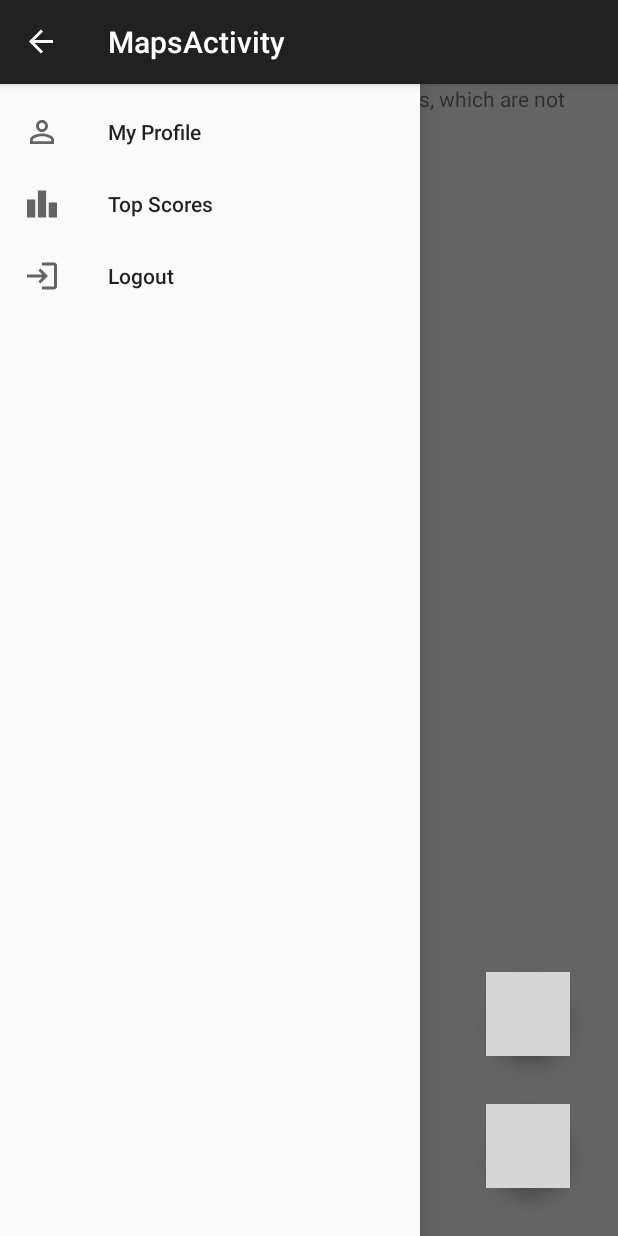
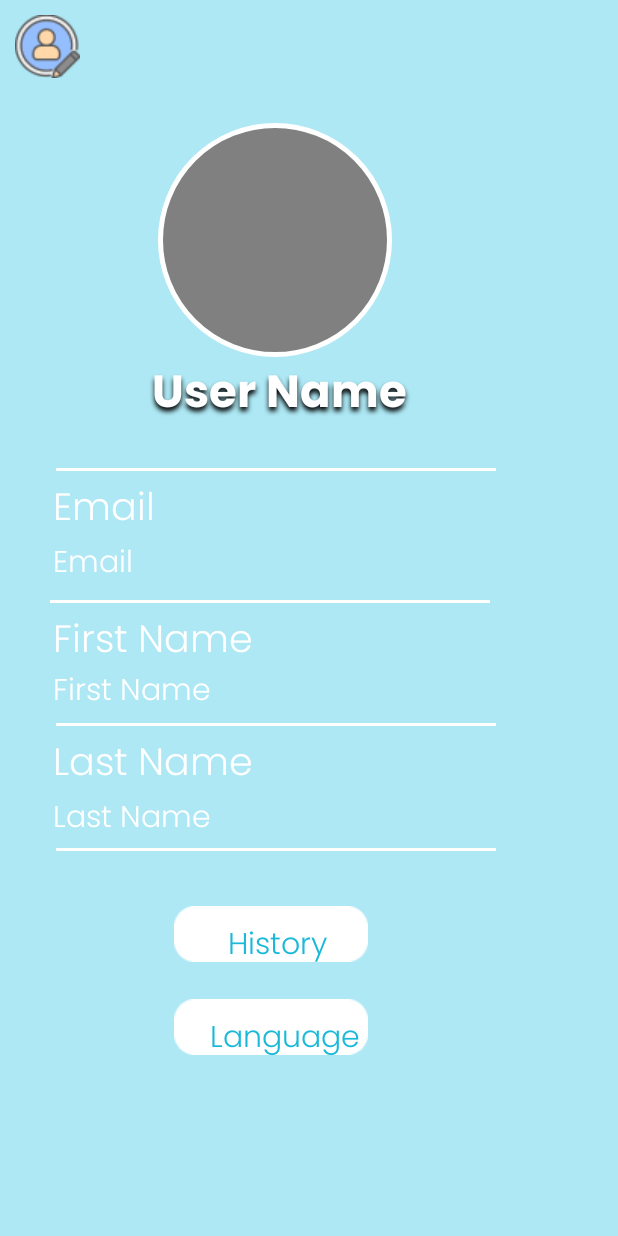
Before and after one commit to ShalevAsor/ChallengesGame, an Android app: the MapsActivity screen opened directly, with no data from a screen before it, after a tap on "My Profile", on a phone screen of 412 x 824 dp. Run offline under Robolectric (Android 15) with nearby library versions, the phone set to English and light mode, and no system bars; our stand-ins replace CircleImageView, Firebase (no records; nobody signed in at launch, a user with empty details on screens opened directly), Picasso; libraries missing offline, so code that uses them is left out: com.google.maps.android; Roboto replaces fonts that are not available here; 6 statements that could not run were skipped; 1 other tap on this screen came first; grey boxes are pictures that could not be loaded.

Commit message:
add user profile activity

```diff
--- a/app/build.gradle
+++ b/app/build.gradle
@@ -75,7 +75,8 @@ dependencies {
 
     implementation 'com.google.maps.android:maps-utils-ktx:3.1.0'
     implementation 'com.google.maps.android:android-maps-utils:2.2.6'
-
+    implementation 'com.squareup.picasso:picasso:2.71828'
+    implementation 'de.hdodenhof:circleimageview:1.2.1'
 
 
 
--- a/app/src/main/java/com/example/myapp/LoginActivity.kt
+++ b/app/src/main/java/com/example/myapp/LoginActivity.kt
@@ -54,7 +54,7 @@ class LoginActivity : AppCompatActivity() {
             if (email.isNotEmpty() && pass.isNotEmpty()) {
                 firebaseAuth.signInWithEmailAndPassword(email, pass).addOnCompleteListener {
                     if (it.isSuccessful) {
-                        val intent = Intent(this, MainActivity::class.java)
+                        val intent = Intent(this, MapsActivity::class.java)
                         startActivity(intent)
                     } else {
                         Toast.makeText(this, it.exception.toString(), Toast.LENGTH_LONG).show()
--- a/app/src/main/java/com/example/myapp/MapsActivity.kt
+++ b/app/src/main/java/com/example/myapp/MapsActivity.kt
@@ -109,7 +109,16 @@ class MapsActivity : AppCompatActivity(), OnMapReadyCallback,GoogleMap.OnMarkerC
         navigationView.setNavigationItemSelectedListener {
             when (it.itemId) {
                 R.id.nav_profile -> {
-                    Toast.makeText(mContext, "handle user profile here", Toast.LENGTH_SHORT).show()
+                    intent = Intent(this, UserProfileActivity::class.java)
+                    startActivity(intent)
+
+//                    setContentView(R.layout.fragment_user_profile)
+//                    val fragment:Fragment = UserProfile()
+//                    val fragmentManager = supportFragmentManager
+//                    val fragmentTransaction = fragmentManager.beginTransaction()
+//                    fragmentTransaction.replace(R.id.fragment_user_profile,fragment)
+//                    // fragmentTransaction.addToBackStack(null)
+//                    fragmentTransaction.commit()
                 }
                 R.id.nav_top_scores -> {
                     setContentView(R.layout.fragment_top_scores)
--- a/app/src/main/java/com/example/myapp/Model/Users.kt
+++ b/app/src/main/java/com/example/myapp/Model/Users.kt
@@ -5,6 +5,7 @@ data class Users(
     var firstName: String? = null,
     var lastName: String? = null,
     var userEmail: String? = null,
+    var imageUrl: String? = null,
     var pass: String? = null,
     var personal_score: Int?=0
 )
--- a/app/src/main/java/com/example/myapp/RegisterActivity.kt
+++ b/app/src/main/java/com/example/myapp/RegisterActivity.kt
@@ -46,7 +46,7 @@ class RegisterActivity : AppCompatActivity() {
             val userId = dbRef.push().key!! //the unique key
 
             //variable thats holds all the register values
-            val full_user= Users(fName,lName,email,pass,0)
+            val full_user= Users(fName,lName,email,"",pass,0)
             val user_billboard= Billboard(fName,0)
 
             if(email.isNotEmpty() && fName.isNotEmpty() && lName.isNotEmpty() && pass.isNotEmpty()){
--- /dev/null
+++ b/app/src/main/java/com/example/myapp/UserProfileActivity.kt
@@ -0,0 +1,78 @@
+package com.example.myapp
+
+import androidx.appcompat.app.AppCompatActivity
+import android.os.Bundle
+import android.util.Log
+import android.widget.ImageView
+import android.widget.TextView
+import com.example.myapp.Model.Users
+import com.example.myapp.databinding.ActivityUserProfileBinding
+import com.google.firebase.auth.FirebaseAuth
+import com.google.firebase.database.*
+import com.squareup.picasso.Picasso
+import de.hdodenhof.circleimageview.CircleImageView
+
+class UserProfileActivity : AppCompatActivity() {
+
+    private lateinit var binding:ActivityUserProfileBinding
+    private lateinit var auth: FirebaseAuth
+    private lateinit var databaseReference: DatabaseReference
+    private lateinit var user: Users
+    private lateinit var uid:String
+
+
+
+    override fun onCreate(savedInstanceState: Bundle?) {
+        super.onCreate(savedInstanceState)
+
+        setContentView(R.layout.activity_user_profile)
+        auth = FirebaseAuth.getInstance()
+        uid = auth.currentUser?.uid.toString()
+        var userFullName:TextView = findViewById(R.id.user_profile_full_name)
+        var userFirstName:TextView = findViewById(R.id.user_profile_first_name)
+        var userLastName:TextView = findViewById(R.id.user_profile_last_name)
+        var userEmail:TextView = findViewById(R.id.user_profile_email)
+        var userProfileImage: CircleImageView = findViewById(R.id.user_profile_image)
+        databaseReference = FirebaseDatabase.getInstance().getReference("Users")
+        Log.i("uid", "the value is :"+uid)
+        if(uid.isNotEmpty()){
+            databaseReference.child(uid).addValueEventListener(object:ValueEventListener {
+                override fun onDataChange(snapshot: DataSnapshot) {
+                    user = snapshot.getValue(Users::class.java)!!
+                    userFullName.text = user.firstName + " " + user.lastName
+                    userFirstName.text = user.firstName
+                    userLastName.text = user.lastName
+                    userEmail.text = user.userEmail
+                    Picasso.get()
+                        .load(user.imageUrl)
+                        .into(userProfileImage)
+                }
+
+                override fun onCancelled(error: DatabaseError) {
+                    Log.e("firebase", "Error getting data")
+                }
+
+            })
+        }
+    }
+
+//    private fun getUserData(){
+//        databaseReference.child(uid).addValueEventListener(object:ValueEventListener {
+//            override fun onDataChange(snapshot: DataSnapshot) {
+//                user = snapshot.getValue(Users::class.java)!!
+//                binding.userProfileFullName.text = user.firstName + " "+ user.lastName
+//                binding.userProfileEmail.text = user.userEmail
+//                binding.userProfileFirstName.text = user.firstName
+//                binding.userProfileLastName.text = user.lastName
+//                Picasso.get()
+//                    .load(user.imageUrl)
+//                    .into(binding.userProfileImage)
+//            }
+//
+//            override fun onCancelled(error: DatabaseError) {
+//                Log.e("firebase", "Error getting data")
+//            }
+//
+//        })
+//    }
+}
--- /dev/null
+++ b/app/src/main/res/drawable/user_profile_image_shape.xml
@@ -0,0 +1,7 @@
+<?xml version="1.0" encoding="utf-8"?>
+<!-- ellipse_1 from your XD file. -->
+<shape xmlns:android="http://schemas.android.com/apk/res/android"
+	android:shape="oval" >
+	<stroke android:color="#ffffff" android:width="3dp" />
+	<solid android:color="@color/Gray" />
+</shape>
--- /dev/null
+++ b/app/src/main/res/drawable/user_profile_line_1_shape.xml
@@ -0,0 +1,6 @@
+<?xml version="1.0" encoding="utf-8"?>
+<!-- line_1 from your XD file. -->
+<shape xmlns:android="http://schemas.android.com/apk/res/android"
+	android:shape="rectangle" >
+	<solid android:color="@color/white" />
+</shape>
--- /dev/null
+++ b/app/src/main/res/drawable/user_profile_line_2_shape.xml
@@ -0,0 +1,6 @@
+<?xml version="1.0" encoding="utf-8"?>
+<!-- line_2 from your XD file. -->
+<shape xmlns:android="http://schemas.android.com/apk/res/android"
+	android:shape="rectangle" >
+	<solid android:color="@color/white" />
+</shape>
--- /dev/null
+++ b/app/src/main/res/drawable/user_profile_line_3_shape.xml
@@ -0,0 +1,6 @@
+<?xml version="1.0" encoding="utf-8"?>
+<!-- line_3 from your XD file. -->
+<shape xmlns:android="http://schemas.android.com/apk/res/android"
+	android:shape="rectangle" >
+	<solid android:color="@color/white" />
+</shape>
--- /dev/null
+++ b/app/src/main/res/drawable/user_profile_line_4_shape.xml
@@ -0,0 +1,6 @@
+<?xml version="1.0" encoding="utf-8"?>
+<!-- line_4 from your XD file. -->
+<shape xmlns:android="http://schemas.android.com/apk/res/android"
+	android:shape="rectangle" >
+	<solid android:color="@color/white" />
+</shape>
--- /dev/null
+++ b/app/src/main/res/layout/activity_user_profile.xml
@@ -0,0 +1,196 @@
+<?xml version="1.0" encoding="utf-8"?>
+<androidx.constraintlayout.widget.ConstraintLayout xmlns:android="http://schemas.android.com/apk/res/android"
+    xmlns:app="http://schemas.android.com/apk/res-auto"
+    xmlns:tools="http://schemas.android.com/tools"
+    android:layout_width="match_parent"
+    android:layout_height="match_parent"
+    tools:context=".UserProfileActivity">
+
+    <LinearLayout
+        android:layout_width="match_parent" android:layout_height="match_parent"
+        android:id="@+id/fragment_user_profile">
+
+        <RelativeLayout android:id="@+id/page_android_large___1_ek1"
+            android:layout_width="match_parent"
+            android:layout_height="match_parent"
+            android:background="#FFADE8F4"
+            >
+
+            <de.hdodenhof.circleimageview.CircleImageView
+                android:id="@+id/user_profile_image"
+                android:background="@drawable/user_profile_image_shape"
+                android:layout_marginStart="105dp"
+                android:layout_marginTop="82dp"
+                android:layout_width="156dp"
+                android:layout_height="156dp" />
+
+            <TextView android:id="@+id/user_profile_full_name"
+                android:fontFamily="@font/poppins_bold"
+                android:layout_gravity="center_horizontal|center"
+                android:gravity="center"
+                android:textSize="30sp"
+                android:shadowRadius="4"
+                android:shadowColor="#000000"
+                android:shadowDx="0"
+                android:shadowDy="4"
+                android:textColor="@color/white"
+                android:layout_marginStart="71dp"
+                android:layout_marginTop="232dp"
+                android:layout_width="229dp"
+                android:layout_height="64dp"
+                android:text="@string/user_profile_name"
+                />
+
+            <ImageView android:id="@+id/ic_edit_profile_1"
+                android:src="@drawable/ic_edit_profile_1"
+                android:layout_marginTop="10dp"
+                android:layout_marginStart="10dp"
+                android:layout_width="43dp"
+                android:layout_height="42dp" />
+
+            <View   android:id="@+id/line_1"
+                android:background="@drawable/user_profile_line_1_shape"
+                android:layout_marginStart="37dp"
+                android:layout_marginTop="312dp"
+                android:layout_width="293.01dp"
+                android:layout_height="2dp" />
+
+            <View   android:id="@+id/line_2"
+                android:background="@drawable/user_profile_line_2_shape"
+                android:layout_marginStart="33dp"
+                android:layout_marginTop="400dp"
+                android:layout_width="293.01dp"
+                android:layout_height="2dp" />
+
+            <View   android:id="@+id/line_3"
+                android:background="@drawable/user_profile_line_3_shape"
+                android:layout_marginStart="37dp"
+                android:layout_marginTop="482dp"
+                android:layout_width="293.01dp"
+                android:layout_height="2dp" />
+
+            <View   android:id="@+id/line_4"
+                android:background="@drawable/user_profile_line_4_shape"
+                android:layout_marginStart="37dp"
+                android:layout_marginTop="565dp"
+                android:layout_width="293.01dp"
+                android:layout_height="2dp" />
+
+            <TextView
+                android:id="@+id/user_profile_email_title"
+                android:layout_width="130dp"
+                android:layout_height="wrap_content"
+                android:layout_gravity="center_horizontal|center"
+                android:layout_marginStart="35dp"
+                android:layout_marginTop="319dp"
+                android:fontFamily="@font/poppins_light"
+                android:text="@string/user_profile_email"
+                android:textColor="@color/white"
+                android:textSize="25sp" />
+
+            <TextView
+                android:id="@+id/user_profile_email"
+                android:layout_width="320dp"
+                android:layout_height="wrap_content"
+                android:layout_gravity="center_horizontal|center"
+                android:layout_marginStart="35dp"
+                android:layout_marginTop="360dp"
+                android:fontFamily="@font/poppins_light"
+                android:text="@string/user_profile_email"
+                android:textColor="@color/white"
+                android:textSize="20sp" />
+
+            <TextView
+                android:id="@+id/user_profile_first_name_title"
+                android:layout_width="174dp"
+                android:layout_height="wrap_content"
+                android:layout_gravity="center_horizontal|center"
+                android:layout_marginStart="35dp"
+                android:layout_marginTop="407dp"
+                android:fontFamily="@font/poppins_light"
+                android:text="@string/user_profile_first_name"
+                android:textColor="@color/white"
+                android:textSize="25sp" />
+
+            <TextView
+                android:id="@+id/user_profile_first_name"
+                android:layout_width="297dp"
+                android:layout_height="wrap_content"
+                android:layout_gravity="center_horizontal|center"
+                android:layout_marginStart="35dp"
+                android:layout_marginTop="445dp"
+                android:fontFamily="@font/poppins_light"
+                android:text="@string/user_profile_first_name"
+                android:textColor="@color/white"
+                android:textSize="20sp" />
+
+            <TextView
+                android:id="@+id/user_profile_last_name_title"
+                android:layout_width="172dp"
+                android:layout_height="wrap_content"
+                android:layout_gravity="center_horizontal|center"
+                android:layout_marginStart="35dp"
+                android:layout_marginTop="489dp"
+                android:fontFamily="@font/poppins_light"
+
+                android:text="@string/user_profile_last_name"
+                android:textColor="@color/white"
+                android:textSize="25sp" />
+
+            <TextView
+                android:id="@+id/user_profile_last_name"
+                android:layout_width="300dp"
+                android:layout_height="wrap_content"
+                android:layout_gravity="center_horizontal|center"
+                android:layout_marginStart="35dp"
+                android:layout_marginTop="530dp"
+                android:fontFamily="@font/poppins_light"
+                android:text="@string/user_profile_last_name"
+                android:textColor="@color/white"
+                android:textSize="20sp" />
+
+            <ImageView android:id="@+id/user_profile_history_btn"
+                android:src="@drawable/user_profile_btn_shape"
+                android:layout_marginStart="116dp"
+                android:layout_marginTop="604dp"
+                android:layout_width="129dp"
+                android:layout_height="37dp" />
+
+            <TextView android:id="@+id/user_profile_history"
+                android:layout_gravity="center_horizontal|center"
+                android:gravity="center"
+                android:fontFamily="@font/poppins_light"
+                android:textSize="20sp"
+                android:textColor="#1AB9D9"
+                android:layout_marginStart="129dp"
+                android:layout_marginTop="611dp"
+                android:layout_width="111dp"
+                android:layout_height="39dp"
+                android:text="@string/user_profile_history"
+                />
+
+            <ImageView android:id="@+id/user_profile_language_btn"
+                android:src="@drawable/user_profile_language_btn_shape"
+                android:contentDescription="rectangle_2"
+                android:layout_marginStart="116dp"
+                android:layout_marginTop="666dp"
+                android:layout_width="129dp"
+                android:layout_height="37dp" />
+
+            <TextView android:id="@+id/user_profile_language"
+                android:layout_gravity="center_horizontal|center"
+                android:gravity="center"
+                android:textSize="20sp"
+                android:fontFamily="@font/poppins_light"
+                android:textColor="#1AB9D9"
+                android:layout_marginStart="129dp"
+                android:layout_marginTop="673dp"
+                android:layout_width="121dp"
+                android:layout_height="39dp"
+                android:text="@string/user_profile_language"
+                />
+
+        </RelativeLayout>
+    </LinearLayout>
+
+</androidx.constraintlayout.widget.ConstraintLayout>
--- a/app/src/main/res/values/colors.xml
+++ b/app/src/main/res/values/colors.xml
@@ -13,4 +13,20 @@
     <color name="challenge_name_color">#000000</color>
     <!--colros for card-->
 
+    <!-- android_large___1 colors -->
+
+    <color name="colorPrimary">#008577</color>
+    <color name="colorPrimaryDark">#00574B</color>
+    <color name="colorAccent">#D81B60</color>
+    <color name="purple_200">#FFBB86FC</color>
+    <color name="purple_500">#FF6200EE</color>
+    <color name="purple_700">#FF3700B3</color>
+    <color name="teal_200">#FF03DAC5</color>
+    <color name="teal_700">#FF018786</color>
+    <color name="black">#FF000000</color>
+
+    <color name="ellipse_1_color">#E8E8E8</color>
+    <color name="user_name_color">#FFFFFF</color>
+    <color name="history_color">#1AB8D8</color>
+
 </resources>
--- a/app/src/main/res/values/strings.xml
+++ b/app/src/main/res/values/strings.xml
@@ -71,7 +71,13 @@
     <string name="menu_gallery">Gallery</string>
     <string name="menu_slideshow">Slideshow</string>
 
-    <!-- android_large___1 strings -->
+    <!-- Strings user profile -->
+    <string name="user_profile_name">User Name</string>
+    <string name="user_profile_email">Email</string>
+    <string name="user_profile_first_name">First Name</string>
+    <string name="user_profile_last_name">Last Name</string>
+    <string name="user_profile_history">History</string>
+    <string name="user_profile_language">Language</string>
 
 
 </resources>
--- a/app/src/main/res/values/styles.xml
+++ b/app/src/main/res/values/styles.xml
@@ -92,7 +92,13 @@
     </style>
 
 
+    <!-- android_large___1 styles -->
 
+<!--    <style name="AppTheme" parent="Theme.AppCompat.Light.DarkActionBar">-->
+<!--        <item name="colorPrimary">@color/white</item>-->
+<!--        <item name="colorPrimaryDark">@color/Gray</item>-->
+<!--        <item name="colorAccent">@color/Black</item>-->
+<!--    </style>-->
 
 
 </resources>
```
Also changed, not shown: app/src/main/AndroidManifest.xml (+7 -0 lines), app/src/main/res/drawable/ic_edit_profile.png (added), app/src/main/res/drawable/ic_edit_profile_1.png (added), app/src/main/res/drawable/user_profile_btn_shape.png (added), app/src/main/res/drawable/user_profile_language_btn_shape.png (added).
